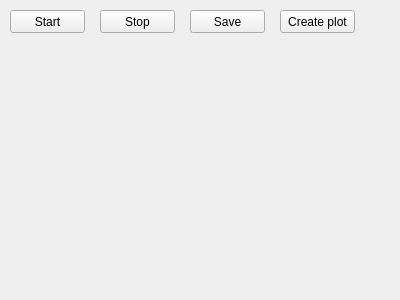
The window that src/controls.ui (teodorkw/reflex-training) describes before a commit, drawn with Qt 5.
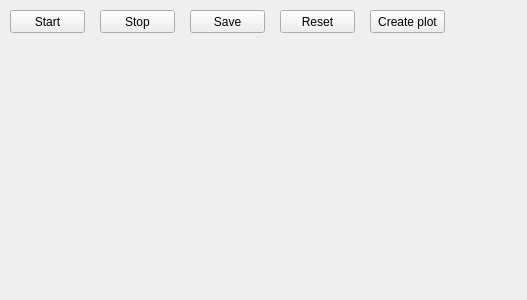
The same window after the commit.

What changed in the file:
```diff
--- a/src/controls.ui
+++ b/src/controls.ui
@@ -6,7 +6,7 @@
    <rect>
     <x>0</x>
     <y>0</y>
-    <width>400</width>
+    <width>527</width>
     <height>300</height>
    </rect>
   </property>
@@ -42,7 +42,7 @@
   <widget class="QPushButton" name="plotButton">
    <property name="geometry">
     <rect>
-     <x>280</x>
+     <x>370</x>
      <y>10</y>
      <width>75</width>
      <height>23</height>
@@ -65,6 +65,19 @@
     <string>Save</string>
    </property>
   </widget>
+  <widget class="QPushButton" name="resetButton">
+   <property name="geometry">
+    <rect>
+     <x>280</x>
+     <y>10</y>
+     <width>75</width>
+     <height>23</height>
+    </rect>
+   </property>
+   <property name="text">
+    <string>Reset</string>
+   </property>
+  </widget>
  </widget>
  <resources/>
  <connections/>
```
